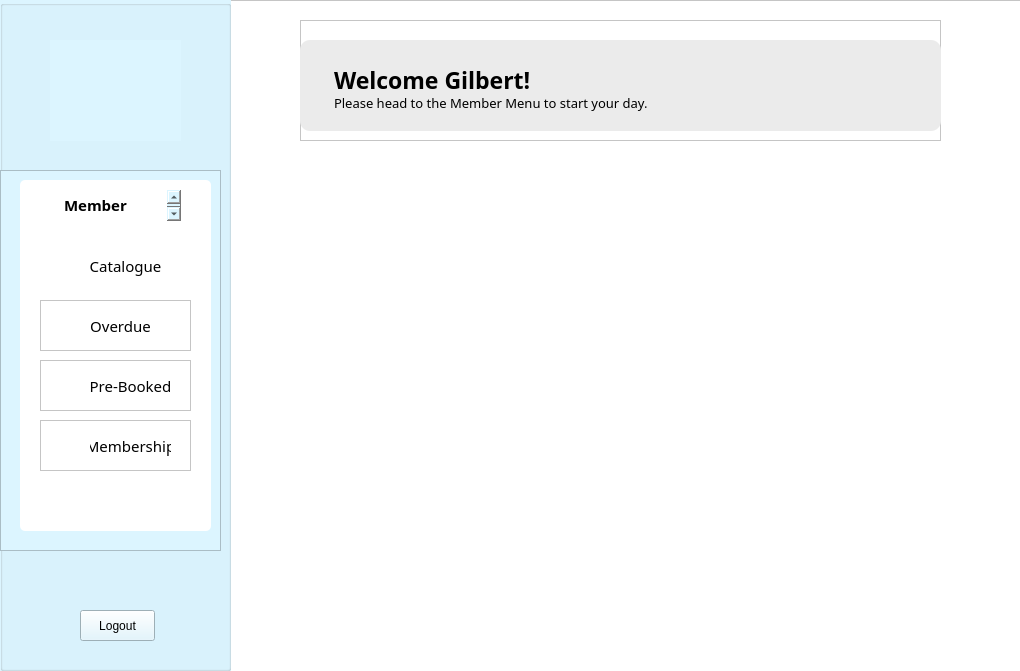
Above: LIS/memberhome.ui from TenacioussD/library_information_system before the change. Below: the same form after it.
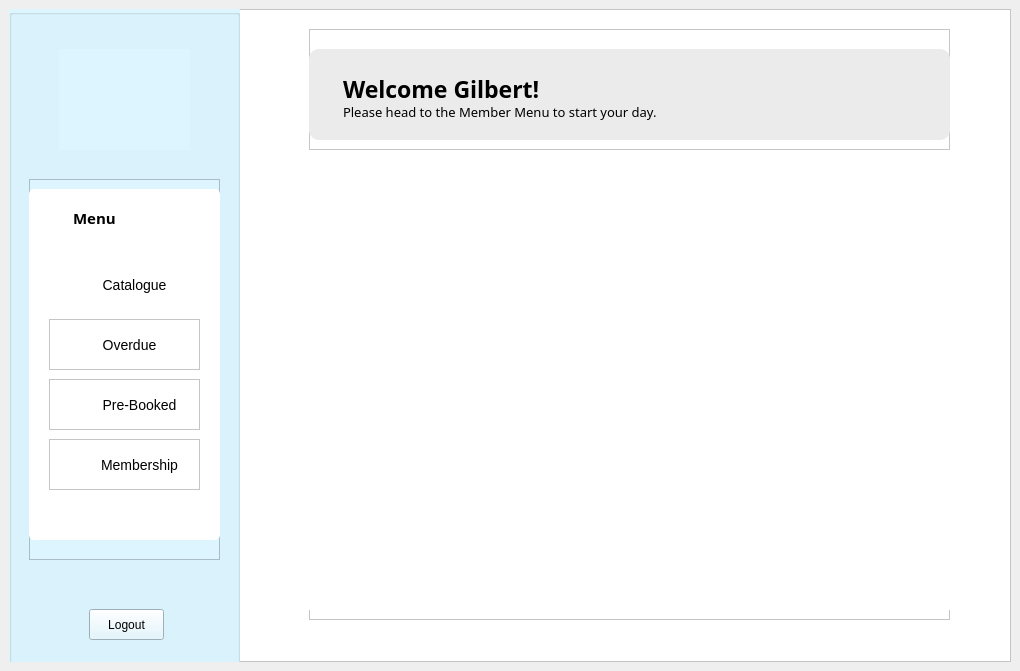
That is the form after the change. Icons and pictures are not drawn.

```diff
--- a/LIS/memberhome.ui
+++ b/LIS/memberhome.ui
@@ -14,15 +14,9 @@
    <string>MainWindow</string>
   </property>
   <widget class="QWidget" name="centralwidget">
+   <layout class="QVBoxLayout" name="verticalLayout">
+    <item>
    <widget class="QFrame" name="frame">
-    <property name="geometry">
-     <rect>
-      <x>0</x>
-      <y>0</y>
-      <width>1021</width>
-      <height>681</height>
-     </rect>
-    </property>
     <property name="styleSheet">
      <string notr="true">background: white;</string>
     </property>
@@ -70,7 +64,7 @@
       <property name="geometry">
        <rect>
         <x>80</x>
-        <y>610</y>
+          <y>600</y>
         <width>75</width>
         <height>31</height>
        </rect>
@@ -85,9 +79,9 @@
      <widget class="QFrame" name="menu">
       <property name="geometry">
        <rect>
-        <x>0</x>
+          <x>20</x>
         <y>170</y>
-        <width>221</width>
+          <width>191</width>
         <height>381</height>
        </rect>
       </property>
@@ -97,57 +91,73 @@
       <property name="frameShadow">
        <enum>QFrame::Raised</enum>
       </property>
-      <widget class="QListWidget" name="listWidget_2">
+        <widget class="QFrame" name="membership_1">
        <property name="geometry">
         <rect>
          <x>20</x>
-         <y>10</y>
-         <width>191</width>
-         <height>351</height>
+           <y>260</y>
+           <width>151</width>
+           <height>51</height>
         </rect>
        </property>
        <property name="styleSheet">
-        <string notr="true">background: white;
-border-radius: 5px;</string>
-       </property>
-       <property name="frameShadow">
-        <enum>QFrame::Raised</enum>
-       </property>
-      </widget>
-      <widget class="QPlainTextEdit" name="plainTextEdit_6">
-       <property name="geometry">
-        <rect>
-         <x>60</x>
-         <y>20</y>
-         <width>121</width>
-         <height>31</height>
-        </rect>
-       </property>
-       <property name="styleSheet">
-        <string notr="true">font-family: Baloo 2;
-font-weight: bold;
-background: white;
-font-size: 15px;
-</string>
+          <string notr="true">background: white;</string>
        </property>
        <property name="frameShape">
-        <enum>QFrame::NoFrame</enum>
+          <enum>QFrame::StyledPanel</enum>
        </property>
        <property name="frameShadow">
-        <enum>QFrame::Plain</enum>
-       </property>
-       <property name="plainText">
-        <string>Member Menu</string>
-       </property>
-       <property name="backgroundVisible">
-        <bool>false</bool>
-       </property>
+          <enum>QFrame::Raised</enum>
+         </property>
+         <widget class="QLabel" name="label_9">
+          <property name="geometry">
+           <rect>
+            <x>10</x>
+            <y>10</y>
+            <width>31</width>
+            <height>31</height>
+           </rect>
+          </property>
+          <property name="text">
+           <string/>
+          </property>
+          <property name="pixmap">
+           <pixmap resource="Resources.qrc">:/images/Icons/user.png</pixmap>
+          </property>
+          <property name="scaledContents">
+           <bool>true</bool>
+          </property>
+         </widget>
+         <widget class="QPushButton" name="membership_2">
+          <property name="geometry">
+           <rect>
+            <x>50</x>
+            <y>10</y>
+            <width>81</width>
+            <height>31</height>
+           </rect>
+          </property>
+          <property name="styleSheet">
+           <string notr="true">QPushButton {
+background: transparent;
+font-size: 14px;
+border: none;
+}
+
+QPushButton:hover {
+	color: rgb(124, 204, 241);
+}</string>
+          </property>
+          <property name="text">
+           <string>Membership</string>
+          </property>
+         </widget>
       </widget>
       <widget class="QFrame" name="catalogue_1">
        <property name="geometry">
         <rect>
-         <x>40</x>
-         <y>70</y>
+           <x>20</x>
+           <y>80</y>
          <width>151</width>
          <height>51</height>
         </rect>
@@ -162,7 +172,7 @@
        <property name="frameShadow">
         <enum>QFrame::Raised</enum>
        </property>
-       <widget class="QLabel" name="label_5">
+         <widget class="QLabel" name="label_10">
         <property name="geometry">
          <rect>
           <x>10</x>
@@ -181,7 +191,7 @@
          <bool>true</bool>
         </property>
        </widget>
-       <widget class="QPushButton" name="catalogue">
+         <widget class="QPushButton" name="catalogue_2">
         <property name="geometry">
          <rect>
           <x>50</x>
@@ -192,9 +202,8 @@
         </property>
         <property name="styleSheet">
          <string notr="true">QPushButton {
-font-family: Baloo 2;
 background: transparent;
-font-size: 15px;
+font-size: 14px;
 border: none;
 }
 
@@ -210,74 +219,11 @@
         </property>
        </widget>
       </widget>
-      <widget class="QFrame" name="manageBooks_1">
-       <property name="geometry">
-        <rect>
-         <x>40</x>
-         <y>130</y>
-         <width>151</width>
-         <height>51</height>
-        </rect>
-       </property>
-       <property name="styleSheet">
-        <string notr="true">background: white;</string>
-       </property>
-       <property name="frameShape">
-        <enum>QFrame::StyledPanel</enum>
-       </property>
-       <property name="frameShadow">
-        <enum>QFrame::Raised</enum>
-       </property>
-       <widget class="QLabel" name="label_6">
-        <property name="geometry">
-         <rect>
-          <x>10</x>
-          <y>10</y>
-          <width>31</width>
-          <height>31</height>
-         </rect>
-        </property>
-        <property name="text">
-         <string/>
-        </property>
-        <property name="pixmap">
-         <pixmap resource="Resources.qrc">:/images/Icons/overdue.png</pixmap>
-        </property>
-        <property name="scaledContents">
-         <bool>true</bool>
-        </property>
-       </widget>
-       <widget class="QPushButton" name="manageBooks">
-        <property name="geometry">
-         <rect>
-          <x>50</x>
-          <y>10</y>
-          <width>61</width>
-          <height>31</height>
-         </rect>
-        </property>
-        <property name="styleSheet">
-         <string notr="true">QPushButton {
-font-family: Baloo 2;
-background: transparent;
-font-size: 15px;
-border: none;
-}
-
-QPushButton:hover {
-	color: rgb(124, 204, 241);
-}</string>
-        </property>
-        <property name="text">
-         <string>Overdue</string>
-        </property>
-       </widget>
-      </widget>
       <widget class="QFrame" name="status_1">
        <property name="geometry">
         <rect>
-         <x>40</x>
-         <y>190</y>
+           <x>20</x>
+           <y>200</y>
          <width>151</width>
          <height>51</height>
         </rect>
@@ -291,7 +237,7 @@
        <property name="frameShadow">
         <enum>QFrame::Raised</enum>
        </property>
-       <widget class="QLabel" name="label_7">
+         <widget class="QLabel" name="label_11">
         <property name="geometry">
          <rect>
           <x>10</x>
@@ -310,7 +256,7 @@
          <bool>true</bool>
         </property>
        </widget>
-       <widget class="QPushButton" name="status">
+         <widget class="QPushButton" name="booked">
         <property name="geometry">
          <rect>
           <x>50</x>
@@ -321,9 +267,8 @@
         </property>
         <property name="styleSheet">
          <string notr="true">QPushButton {
-font-family: Baloo 2;
 background: transparent;
-font-size: 15px;
+font-size: 14px;
 border: none;
 }
 
@@ -336,11 +281,28 @@
         </property>
        </widget>
       </widget>
-      <widget class="QFrame" name="membership_1">
+        <widget class="QListWidget" name="listWidget_2">
        <property name="geometry">
         <rect>
-         <x>40</x>
-         <y>250</y>
+           <x>0</x>
+           <y>10</y>
+           <width>191</width>
+           <height>351</height>
+          </rect>
+         </property>
+         <property name="styleSheet">
+          <string notr="true">background: white;
+border-radius: 5px;</string>
+         </property>
+         <property name="frameShadow">
+          <enum>QFrame::Raised</enum>
+         </property>
+        </widget>
+        <widget class="QFrame" name="overdue_1">
+         <property name="geometry">
+          <rect>
+           <x>20</x>
+           <y>140</y>
          <width>151</width>
          <height>51</height>
         </rect>
@@ -354,7 +316,7 @@
        <property name="frameShadow">
         <enum>QFrame::Raised</enum>
        </property>
-       <widget class="QLabel" name="label_8">
+         <widget class="QLabel" name="label_12">
         <property name="geometry">
          <rect>
           <x>10</x>
@@ -367,26 +329,25 @@
          <string/>
         </property>
         <property name="pixmap">
-         <pixmap resource="Resources.qrc">:/images/Icons/user.png</pixmap>
+           <pixmap resource="Resources.qrc">:/images/Icons/overdue.png</pixmap>
         </property>
         <property name="scaledContents">
          <bool>true</bool>
         </property>
        </widget>
-       <widget class="QPushButton" name="membership">
+         <widget class="QPushButton" name="overdue">
         <property name="geometry">
          <rect>
           <x>50</x>
           <y>10</y>
-          <width>81</width>
+            <width>61</width>
           <height>31</height>
          </rect>
         </property>
         <property name="styleSheet">
          <string notr="true">QPushButton {
-font-family: Baloo 2;
 background: transparent;
-font-size: 15px;
+font-size: 14px;
 border: none;
 }
 
@@ -395,10 +356,48 @@
 }</string>
         </property>
         <property name="text">
-         <string>Membership</string>
+           <string>Overdue</string>
         </property>
        </widget>
       </widget>
+        <widget class="QPlainTextEdit" name="plainTextEdit_6">
+         <property name="geometry">
+          <rect>
+           <x>40</x>
+           <y>30</y>
+           <width>111</width>
+           <height>31</height>
+          </rect>
+         </property>
+         <property name="styleSheet">
+          <string notr="true">font-family: Baloo 2;
+font-weight: bold;
+background: white;
+font-size: 15px;
+</string>
+         </property>
+         <property name="frameShape">
+          <enum>QFrame::NoFrame</enum>
+         </property>
+         <property name="frameShadow">
+          <enum>QFrame::Plain</enum>
+         </property>
+         <property name="verticalScrollBarPolicy">
+          <enum>Qt::ScrollBarAlwaysOff</enum>
+         </property>
+         <property name="plainText">
+          <string>Member Menu</string>
+         </property>
+         <property name="backgroundVisible">
+          <bool>false</bool>
+         </property>
+        </widget>
+        <zorder>listWidget_2</zorder>
+        <zorder>overdue_1</zorder>
+        <zorder>plainTextEdit_6</zorder>
+        <zorder>membership_1</zorder>
+        <zorder>catalogue_1</zorder>
+        <zorder>status_1</zorder>
      </widget>
     </widget>
     <widget class="QFrame" name="heading">
@@ -501,7 +500,7 @@
         <x>0</x>
         <y>0</y>
         <width>651</width>
-        <height>431</height>
+          <height>421</height>
        </rect>
       </property>
       <property name="styleSheet">
@@ -519,6 +518,8 @@
      </widget>
     </widget>
    </widget>
+    </item>
+   </layout>
   </widget>
  </widget>
  <resources>
```
Lines whose indentation alone changed are shown as unchanged.
